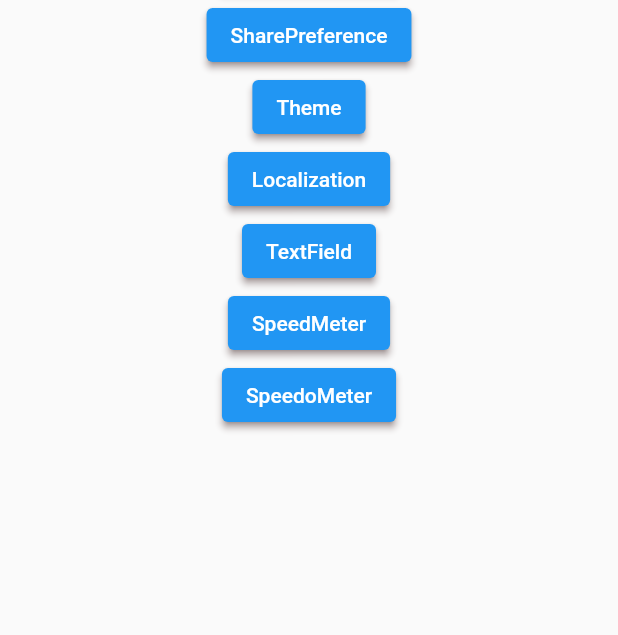
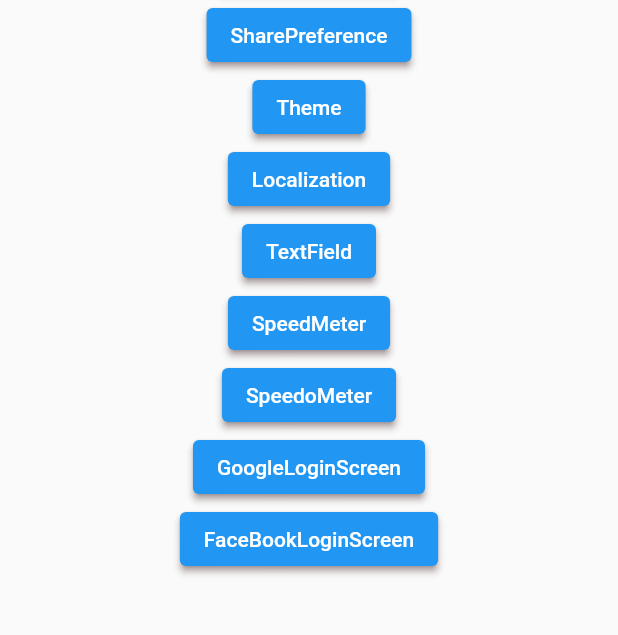
Before and after one commit to krunalgajera98/flutter-app-demo, a Flutter app: the screen it shows after launch, on a phone screen of 412 x 824 dp, the part 175-810 px from its top. Run offline on Flutter 3.47's test engine with Material 2 defaults, Android fonts, the phone set to English and light mode, and no system bars; our stand-ins replace cloud_firestore, firebase_database, firebase_messaging, flutter_local_notifications, flutter_switch, geolocator and 9 more; missing offline and left inert: flutter_facebook_auth; accounts and stored records are empty.

Commit message:
- Google and FaceBook Login without FireBase

```diff
--- a/lib/Screen/HomePage/home_screen.dart
+++ b/lib/Screen/HomePage/home_screen.dart
@@ -1,4 +1,6 @@
 import 'package:demo_flutter/Screen/ApiCalling/api_res_screen.dart';
+import 'package:demo_flutter/Screen/FaceBookLogin/facebook_login_screen.dart';
+import 'package:demo_flutter/Screen/GoogleLogin/google_login_screen.dart';
 import 'package:demo_flutter/Screen/Localization/Localization_screen.dart';
 import 'package:demo_flutter/Screen/SQLDataBase/sql_screen.dart';
 import 'package:demo_flutter/Screen/SharePreference/sharepref_screen.dart';
@@ -70,6 +72,18 @@ class HomePage extends StatelessWidget {
                 },
                 child: Text('SpeedoMeter'),
               ),
+              ElevatedButton(
+                onPressed: () {
+                  Get.toNamed(GoogleLoginScreen.routeName);
+                },
+                child: Text('GoogleLoginScreen'),
+              ),
+              ElevatedButton(
+                onPressed: () {
+                  Get.toNamed(FaceBookLoginScreen.routeName);
+                },
+                child: Text('FaceBookLoginScreen'),
+              ),
             ],
           ),
         ),
--- a/lib/main.dart
+++ b/lib/main.dart
@@ -14,6 +14,8 @@ import 'package:flutter/material.dart';
 import 'package:get/get.dart';
 import 'package:sizer/sizer.dart';
 
+import 'Screen/FaceBookLogin/facebook_login_screen.dart';
+import 'Screen/GoogleLogin/google_login_screen.dart';
 import 'Screen/HomePage/home_screen.dart';
 import 'Screen/Theme/theme_controller.dart';
 
@@ -48,38 +50,17 @@ class MyApp extends StatelessWidget {
             page: () => HomePage(),
             transition: Transition.fadeIn,
           ),
+          GetPage(name: ApiResScreen.routeName, page: () => ApiResScreen(), transition: Transition.fadeIn),
+          GetPage(name: SQLScreen.routeName, page: () => SQLScreen(), transition: Transition.fadeIn),
+          GetPage(name: SharePrefScreen.routeName, page: () => SharePrefScreen(), transition: Transition.fadeIn),
+          GetPage(name: ThemeScreen.routeName, page: () => ThemeScreen(), transition: Transition.fadeIn),
+          GetPage(name: LocalizationScreen.routeName, page: () => LocalizationScreen(), transition: Transition.fadeIn),
+          GetPage(name: TextFieldUI.routeName, page: () => TextFieldUI(), transition: Transition.fadeIn),
+          GetPage(name: SpeedMeter.routeName, page: () => SpeedMeter(), transition: Transition.fadeIn),
+          GetPage(name: SpeedoMeter.routeName, page: () => SpeedoMeter(), transition: Transition.fadeIn),
+          GetPage(name: GoogleLoginScreen.routeName, page: () => GoogleLoginScreen(), transition: Transition.fadeIn),
           GetPage(
-              name: ApiResScreen.routeName,
-              page: () => ApiResScreen(),
-              transition: Transition.fadeIn),
-          GetPage(
-              name: SQLScreen.routeName,
-              page: () => SQLScreen(),
-              transition: Transition.fadeIn),
-          GetPage(
-              name: SharePrefScreen.routeName,
-              page: () => SharePrefScreen(),
-              transition: Transition.fadeIn),
-          GetPage(
-              name: ThemeScreen.routeName,
-              page: () => ThemeScreen(),
-              transition: Transition.fadeIn),
-          GetPage(
-              name: LocalizationScreen.routeName,
-              page: () => LocalizationScreen(),
-              transition: Transition.fadeIn),
-          GetPage(
-              name: TextFieldUI.routeName,
-              page: () => TextFieldUI(),
-              transition: Transition.fadeIn),
-          GetPage(
-              name: SpeedMeter.routeName,
-              page: () => SpeedMeter(),
-              transition: Transition.fadeIn),
-          GetPage(
-              name: SpeedoMeter.routeName,
-              page: () => SpeedoMeter(),
-              transition: Transition.fadeIn),
+              name: FaceBookLoginScreen.routeName, page: () => FaceBookLoginScreen(), transition: Transition.fadeIn),
         ],
       );
     });
--- a/pubspec.yaml
+++ b/pubspec.yaml
@@ -26,6 +26,8 @@ dependencies:
   firebase_messaging: ^12.0.1
   flutter_local_notifications: ^9.7.0
   rxdart: ^0.27.5
+  google_sign_in: ^5.4.0
+  flutter_facebook_auth: ^4.4.0+1
 
 dev_dependencies:
   flutter_test:
```
Also changed, not shown: lib/Screen/FaceBookLogin/facebook_login_controller.dart (added, +62 -0 lines), lib/Screen/FaceBookLogin/facebook_login_screen.dart (added, +47 -0 lines), lib/Screen/FaceBookLogin/login_data_model.dart (added, +78 -0 lines), lib/Screen/GoogleLogin/google_login_controller.dart (added, +88 -0 lines), lib/Screen/GoogleLogin/google_login_screen.dart (added, +60 -0 lines), lib/Utils/size_utils.dart (added, +50 -0 lines), 2 other files.
